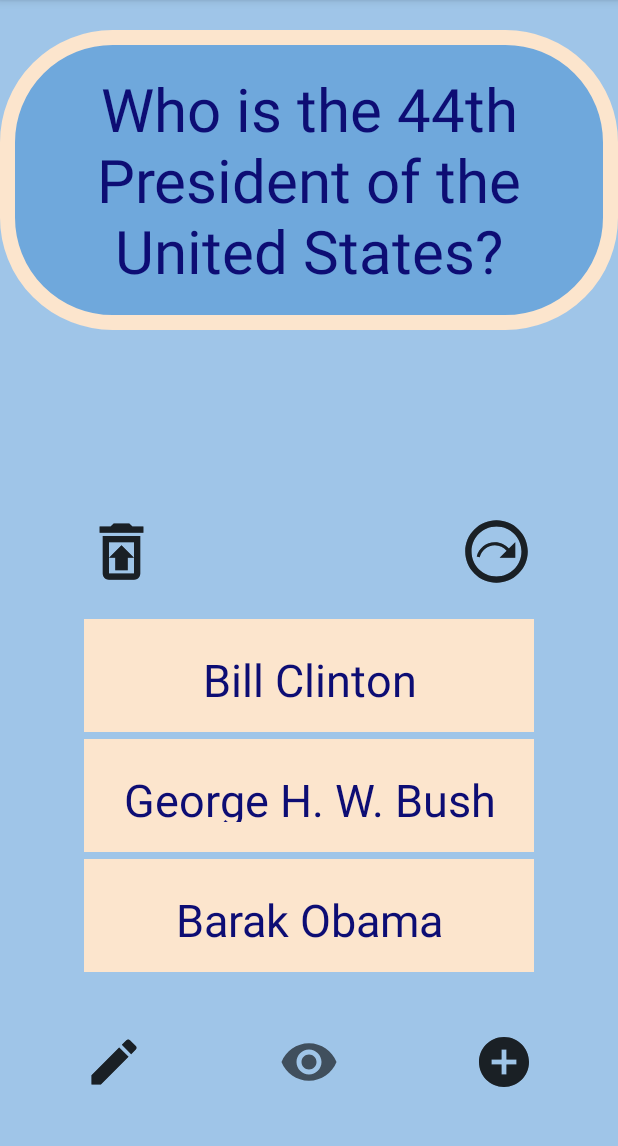
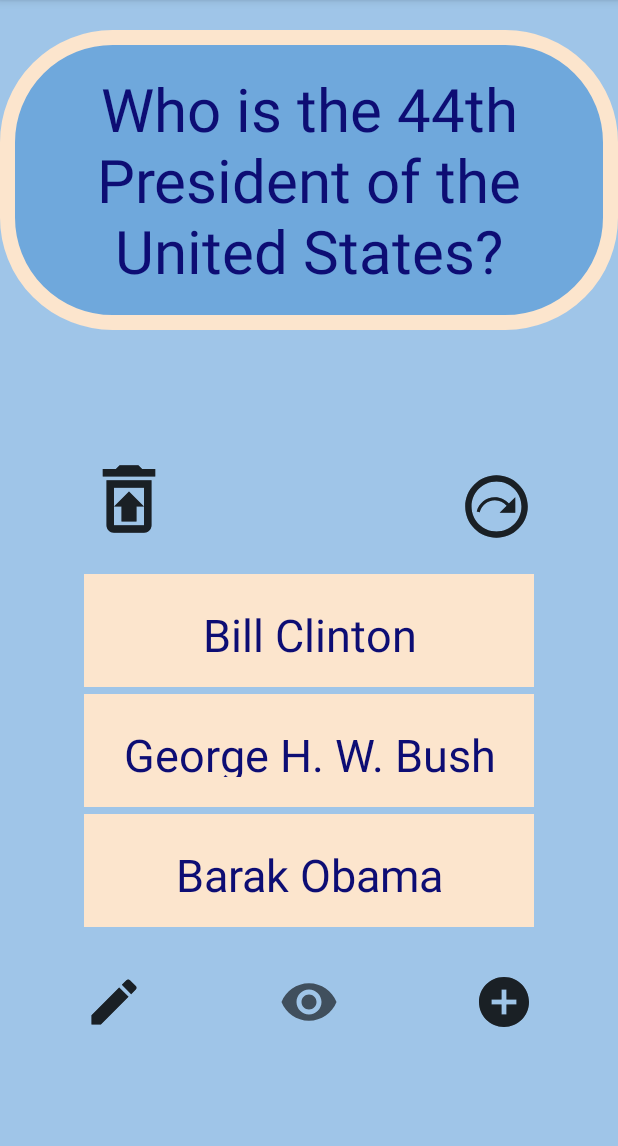
Before and after one commit to antmut/Flashcard_app, an Android app: the screen it shows after launch (MainActivity), on a phone screen of 412 x 824 dp, the part 84-1230 px from its top. Run offline under Robolectric (Android 15) with nearby library versions, the phone set to English and light mode, and no system bars; our stand-ins replace Room's generated code.

```diff
--- a/app/src/main/res/layout/activity_main.xml
+++ b/app/src/main/res/layout/activity_main.xml
@@ -26,7 +26,7 @@
         android:layout_height="75dp"
         android:layout_alignParentBottom="true"
         android:layout_centerHorizontal="true"
-        android:layout_marginBottom="280dp"
+        android:layout_marginBottom="310dp"
         android:background="#fce5cd"
         android:gravity="center"
         android:padding="20dp"
@@ -41,7 +41,7 @@
         android:layout_height="75dp"
         android:layout_alignParentBottom="true"
         android:layout_centerHorizontal="true"
-        android:layout_marginBottom="200dp"
+        android:layout_marginBottom="230dp"
         android:background="#fce5cd"
         android:gravity="center"
         android:padding="20dp"
@@ -56,7 +56,7 @@
         android:layout_height="75dp"
         android:layout_alignParentBottom="true"
         android:layout_centerHorizontal="true"
-        android:layout_marginBottom="120dp"
+        android:layout_marginBottom="150dp"
         android:background="#fce5cd"
         android:gravity="center"
         android:padding="20dp"
@@ -71,7 +71,7 @@
         android:layout_height="40dp"
         android:layout_alignParentBottom="true"
         android:layout_centerHorizontal="true"
-        android:layout_marginBottom="40dp"
+        android:layout_marginBottom="80dp"
         android:textColor="#0D0D74"
         android:src="@drawable/ic_eye" />
 
@@ -81,7 +81,7 @@
         android:layout_height="40dp"
         android:layout_alignParentBottom="true"
         android:layout_centerHorizontal="true"
-        android:layout_marginBottom="40dp"
+        android:layout_marginBottom="80dp"
         android:textColor="#bcbcbc"
         android:background="@drawable/ic_eye"
         android:visibility="invisible"
@@ -94,7 +94,7 @@
         android:layout_alignRight="@id/flashcard_answer3"
         android:layout_alignParentBottom="true"
         android:layout_centerHorizontal="true"
-        android:layout_marginBottom="40dp"
+        android:layout_marginBottom="80dp"
         android:background="@drawable/ic_add"
         android:src="@drawable/ic_add"
         android:textColor="#bcbcbc" />
@@ -106,7 +106,7 @@
         android:layout_alignLeft="@id/flashcard_answer3"
         android:layout_alignParentBottom="true"
         android:layout_centerHorizontal="true"
-        android:layout_marginBottom="40dp"
+        android:layout_marginBottom="80dp"
         android:background="@drawable/ic_edit"
         android:src="@drawable/ic_edit"
         android:textColor="#bcbcbc" />
@@ -118,19 +118,19 @@
         android:layout_alignRight="@id/flashcard_answer3"
         android:layout_alignParentBottom="true"
         android:layout_centerHorizontal="true"
-        android:layout_marginBottom="375dp"
+        android:layout_marginBottom="405dp"
         android:background="@drawable/ic_next"
         android:src="@drawable/ic_next"
         android:textColor="#bcbcbc" />
 
     <ImageView
         android:id="@+id/ic_trash"
-        android:layout_width="50dp"
-        android:layout_height="50dp"
+        android:layout_width="60dp"
+        android:layout_height="60dp"
         android:layout_alignLeft="@id/flashcard_answer3"
         android:layout_alignParentBottom="true"
         android:layout_centerHorizontal="true"
-        android:layout_marginBottom="375dp"
+        android:layout_marginBottom="405dp"
         android:background="@drawable/ic_trash"
         android:src="@drawable/ic_trash"
         android:textColor="#bcbcbc" />
```
Also changed, not shown: app/src/main/java/com/example/flashcard/AddCardActivity.java (+6 -14 lines), app/src/main/java/com/example/flashcard/MainActivity.java (+24 -23 lines), 1 other file.
